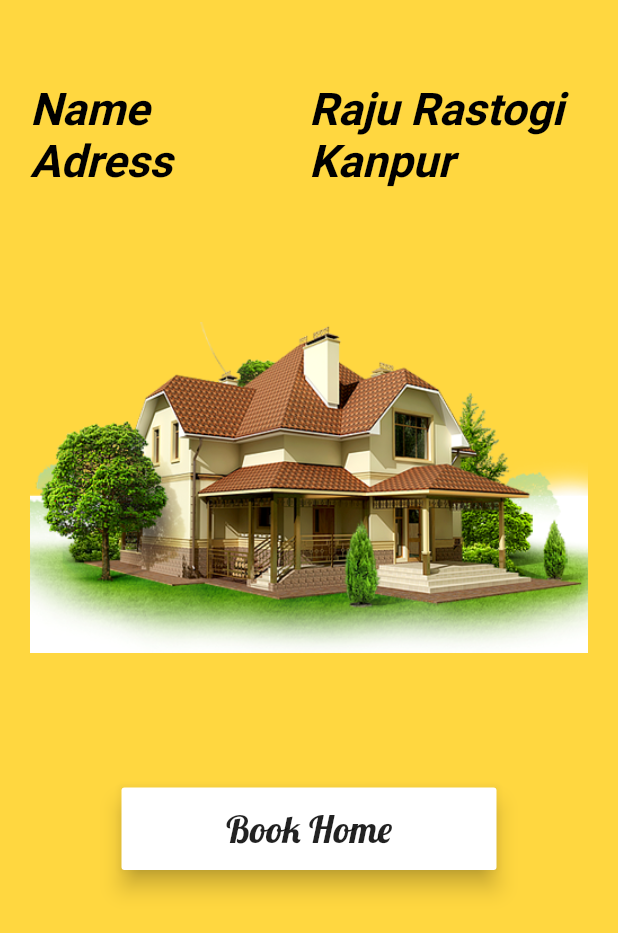
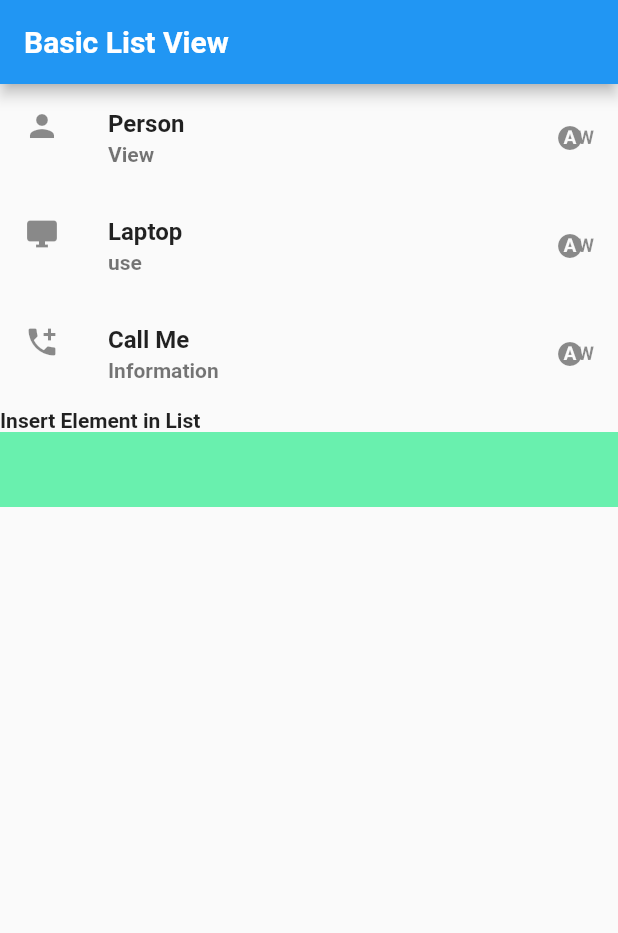
Before and after one commit to wastikansari/Flutter-Course, a Flutter app: the screen it shows after launch, on a phone screen of 412 x 824 dp. Shown: the top 933 px of the screen. Run offline on Flutter 3.47's test engine with Material 2 defaults, Android fonts, the phone set to English and light mode, and no system bars.

Commit message:
useing Basic ListView to show

```diff
--- a/lib/homepage.dart
+++ /dev/null
@@ -1,128 +0,0 @@
-import 'package:flutter/material.dart';
-
-class homepage extends StatelessWidget {
-  @override
-  Widget build(BuildContext context) {
-    return Center(
-      child: Container(
-          padding: EdgeInsets.only(left: 20.0, top: 55.0, right: 20.0),
-          alignment: Alignment.center,
-          color: Colors.amberAccent,
-          child: Column(
-            children: [
-              Row(
-                children: [
-                  Expanded(
-                    child: Text(
-                      "Name",
-                      style: TextStyle(
-                          fontSize: 30.0,
-                          decoration: TextDecoration.none,
-                          fontFamily: 'Roboto',
-                          fontWeight: FontWeight.bold,
-                          fontStyle: FontStyle.italic,
-                          color: Colors.black),
-                    ),
-                  ),
-                  Expanded(
-                    child: Text(
-                      "Raju Rastogi",
-                      style: TextStyle(
-                          decoration: TextDecoration.none,
-                          fontFamily: 'Roboto',
-                          fontSize: 30.0,
-                          fontWeight: FontWeight.bold,
-                          fontStyle: FontStyle.italic,
-                          color: Colors.black),
-                    ),
-                  ),
-                ],
-              ),
-              Row(
-                children: [
-                  Expanded(
-                    child: Text(
-                      "Adress",
-                      style: TextStyle(
-                          fontSize: 30.0,
-                          decoration: TextDecoration.none,
-                          fontFamily: 'Roboto',
-                          fontWeight: FontWeight.bold,
-                          fontStyle: FontStyle.italic,
-                          color: Colors.black),
-                    ),
-                  ),
-                  Expanded(
-                    child: Text(
-                      "Kanpur",
-                      style: TextStyle(
-                          decoration: TextDecoration.none,
-                          fontFamily: 'Roboto',
-                          fontSize: 30.0,
-                          fontWeight: FontWeight.bold,
-                          fontStyle: FontStyle.italic,
-                          color: Colors.black),
-                    ),
-                  ),
-                ],
-              ),
-              UsingImage(),
-              HomeBookButton(),
-            ],
-          )),
-    );
-  }
-}
-
-class UsingImage extends StatelessWidget {
-  @override
-  Widget build(BuildContext context) {
-    AssetImage assetImage = AssetImage('Assets/house.png');
-    Image image = Image(image: assetImage);
-    return Container(
-      child: image,
-      width: 750,
-      height: 400,
-    );
-  }
-}
-
-class HomeBookButton extends StatelessWidget {
-  @override
-  Widget build(BuildContext context) {
-    return Container(
-      height: 55.0,
-      width: 250,
-      child: RaisedButton(
-        elevation: 6.0,
-        color: Colors.white,
-        child: Text(
-          'Book Home',
-          style: TextStyle(
-            fontSize: 25.0,
-            fontFamily: 'Regular',
-          ),
-        ),
-        onPressed: () {
-          BookMessage(context);
-        },
-      ),
-    );
-  }
-}
-
-void BookMessage (BuildContext context){
-
-  var alertDialog = AlertDialog(
-    elevation: 5.0,
-    title: Text('Book Home Successfully'),
-    content: Text('Enjoy your New HOME'),
-  );
-
-  showDialog(
-      context: context,
-      builder: (BuildContext context){
-        return alertDialog;
-
-  });
-}
--- a/lib/main.dart
+++ b/lib/main.dart
@@ -1,10 +1,51 @@
 import 'package:flutter/material.dart';
-
-import 'homepage.dart';
 
 void main(){
   runApp(MaterialApp(
-    title: 'flutter app',
-    home: homepage(),
-  ));
+    title: " Exploring UI",
+    home:Scaffold(
+      appBar: AppBar(title: Text("Basic List View"),),
+      body: GetListView(),
+    ) ,
+  )
+  );
 }
+
+Widget GetListView (){
+
+  var listView = ListView(
+    children: <Widget>[
+      ListTile(
+        leading: Icon(Icons.person),
+        title: Text("Person"),
+        subtitle: Text("View"),
+        trailing: Icon(Icons.wb_auto),
+        onTap: (){
+          debugPrint("tapp");
+
+        },
+
+      ),
+      ListTile(
+        leading: Icon(Icons.desktop_windows),
+        title: Text("Laptop"),
+        subtitle: Text("use"),
+        trailing: Icon(Icons.wb_auto),
+
+      ),
+      ListTile(
+        leading: Icon(Icons.add_call),
+        title: Text("Call Me"),
+        subtitle: Text("Information"),
+        trailing: Icon(Icons.wb_auto),
+
+      ),
+
+      Text("Insert Element in List"),
+      Container(color: Colors.greenAccent,height: 50.0,)
+
+
+    ],
+  );
+  return listView;
+}
```
